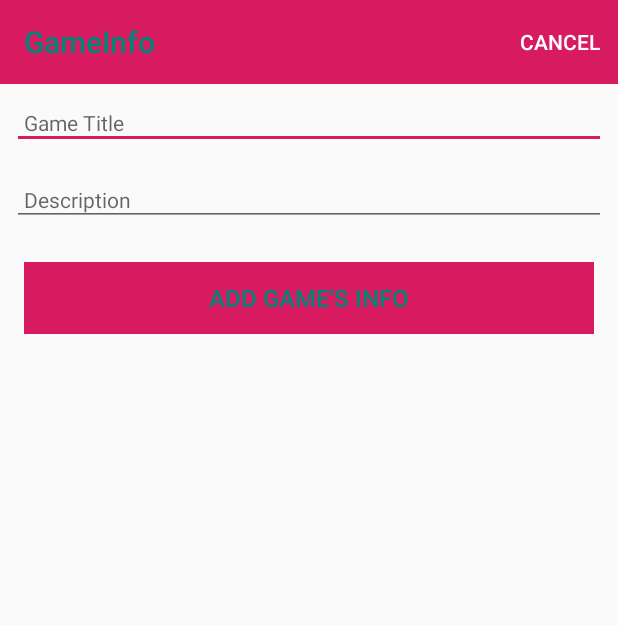
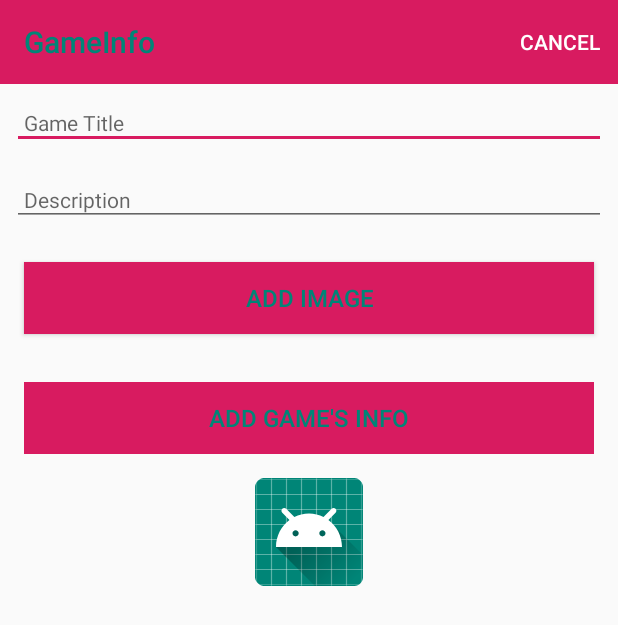
Before and after one commit to Ying-lenny/GameInfoAssignment, an Android app: the GameInfoActivity screen opened directly, with no data from a screen before it, on a phone screen of 412 x 824 dp. Shown: the top 625 px of the screen. Run offline under Robolectric (Android 15) with nearby library versions, the phone set to English and light mode, and no system bars.

Commit message:
Implementations of Lab 4 into project

```diff
--- a/app/src/main/java/org/wit/gameinfo/activities/GameInfoActivity.kt
+++ b/app/src/main/java/org/wit/gameinfo/activities/GameInfoActivity.kt
@@ -1,5 +1,6 @@
 package org.wit.gameinfo.activities
 
+import android.content.Intent
 import android.support.v7.app.AppCompatActivity
 import android.os.Bundle
 import android.view.Menu
@@ -9,6 +10,9 @@ import org.jetbrains.anko.AnkoLogger
 import org.jetbrains.anko.info
 import org.jetbrains.anko.toast
 import org.wit.gameinfo.R
+import org.wit.gameinfo.helpers.readImage
+import org.wit.gameinfo.helpers.readImageFromPath
+import org.wit.gameinfo.helpers.showImagePicker
 import org.wit.gameinfo.main.MainApp
 import org.wit.gameinfo.models.GameInfoModel
 
@@ -16,20 +20,23 @@ class GameInfoActivity : AppCompatActivity(), AnkoLogger {
 
     var gameInfo = GameInfoModel()
     lateinit var app : MainApp
+    var edit = false
+    val IMAGE_REQUEST = 1
 
     override fun onCreate(savedInstanceState: Bundle?) {
         super.onCreate(savedInstanceState)
         setContentView(R.layout.activity_gameinfo)
         app = application as MainApp
-        var edit = false
 
 
-        if (intent.hasExtra("gameInfo_edit")) {
-            edit = true
-            btnAdd.setText(R.string.save_gameInfo)
+        if (intent.hasExtra("gameInfo_edit"))
+        {
             gameInfo = intent.extras.getParcelable<GameInfoModel>("gameInfo_edit")
             gameInfoTitle.setText(gameInfo.title)
             description.setText(gameInfo.description)
+            gameInfoImage.setImageBitmap(readImageFromPath(this, gameInfo.image))
+            edit = true
+            btnAdd.setText(R.string.save_gameInfo)
         }
 
         btnAdd.setOnClickListener()
@@ -53,6 +60,10 @@ class GameInfoActivity : AppCompatActivity(), AnkoLogger {
 
         toolbarAdd.title = title
         setSupportActionBar(toolbarAdd)
+
+        chooseImage.setOnClickListener {
+            showImagePicker(this, IMAGE_REQUEST)
+        }
     }
 
     override fun onCreateOptionsMenu(menu: Menu?): Boolean {
@@ -68,4 +79,16 @@ class GameInfoActivity : AppCompatActivity(), AnkoLogger {
         }
         return super.onOptionsItemSelected(item)
     }
+
+    override fun onActivityResult(requestCode: Int, resultCode: Int, data: Intent?) {
+        super.onActivityResult(requestCode, resultCode, data)
+        when (requestCode) {
+            IMAGE_REQUEST -> {
+                if (data != null) {
+                    gameInfo.image = data.getData().toString()
+                    gameInfoImage.setImageBitmap(readImage(this, resultCode, data))
+                }
+            }
+        }
+    }
 }
--- a/app/src/main/java/org/wit/gameinfo/activities/GameInfoAdapter.kt
+++ b/app/src/main/java/org/wit/gameinfo/activities/GameInfoAdapter.kt
@@ -6,6 +6,7 @@ import android.view.View
 import android.view.ViewGroup
 import kotlinx.android.synthetic.main.card_gameinfo.view.*
 import org.wit.gameinfo.R
+import org.wit.gameinfo.helpers.readImageFromPath
 import org.wit.gameinfo.models.GameInfoModel
 
 interface GameInfoListener {
@@ -31,6 +32,7 @@ class GameInfoAdapter constructor(private var gameInfos: List<GameInfoModel>,
         fun bind(gameInfo: GameInfoModel, listener: GameInfoListener) {
             itemView.gameInfoTitle.text = gameInfo.title
             itemView.description.text = gameInfo.description
+            itemView.imageIcon.setImageBitmap(readImageFromPath(itemView.context, gameInfo.image))
             itemView.setOnClickListener {listener.onGameInfoClick(gameInfo)}
         }
     }
--- a/app/src/main/java/org/wit/gameinfo/models/GameInfoMemStore.kt
+++ b/app/src/main/java/org/wit/gameinfo/models/GameInfoMemStore.kt
@@ -26,6 +26,7 @@ class GameInfoMemStore : GameInfoStore, AnkoLogger {
         if (foundGameInfo != null) {
             foundGameInfo.title = gameInfo.title
             foundGameInfo.description = gameInfo.description
+            foundGameInfo.image = gameInfo.image
             logAll()
         }
     }
--- a/app/src/main/java/org/wit/gameinfo/models/GameInfoModel.kt
+++ b/app/src/main/java/org/wit/gameinfo/models/GameInfoModel.kt
@@ -7,4 +7,5 @@ import kotlinx.android.parcel.Parcelize
 @Parcelize
 data class GameInfoModel (var id: Long = 0,
                           var title: String = "",
-                          var description: String = "") : Parcelable
+                          var description: String = "",
+                          var image: String = "") : Parcelable
--- a/app/src/main/res/layout/activity_gameinfo.xml
+++ b/app/src/main/res/layout/activity_gameinfo.xml
@@ -65,6 +65,18 @@
                         android:textSize="14sp"/>
 
                 <Button
+                        android:id="@+id/chooseImage"
+                        android:layout_width="match_parent"
+                        android:layout_height="wrap_content"
+                        android:layout_margin="16dp"
+                        android:background="@color/colorAccent"
+                        android:paddingBottom="8dp"
+                        android:paddingTop="8dp"
+                        android:text="@string/button_addImage"
+                        android:textColor="@color/colorPrimary"
+                        android:textSize="16sp"/>
+
+                <Button
                         android:id="@+id/btnAdd"
                         android:layout_width="match_parent"
                         android:layout_height="wrap_content"
@@ -76,8 +88,13 @@
                         android:text="@string/button_addGameInfo"
                         android:textColor="@color/colorPrimary"
                         android:textSize="16sp"/>
+
+                <ImageView
+                        android:id="@+id/gameInfoImage"
+                        android:layout_width="match_parent"
+                        android:layout_height="wrap_content"
+                        app:srcCompat="@mipmap/ic_launcher"/>
             </LinearLayout>
         </ScrollView>
-
     </RelativeLayout>
 </android.support.constraint.ConstraintLayout>
--- a/app/src/main/res/values/strings.xml
+++ b/app/src/main/res/values/strings.xml
@@ -8,5 +8,7 @@
     <string name="menu_cancelGameInfo">Cancel</string>
     <string name="enter_gameInfo_title"> Please enter a Game\'s Title ya dummy</string>
     <string name="save_gameInfo"> Save Game\'s Info </string>
+    <string name="button_addImage"> Add Image </string>
+    <string name="select_gameInfo_image">Select Game image</string>
 
 </resources>
```
Also changed, not shown: app/src/main/java/org/wit/gameinfo/helpers/ImageHelpers.kt (added, +47 -0 lines), app/src/main/res/layout/card_gameinfo.xml (+8 -0 lines).
